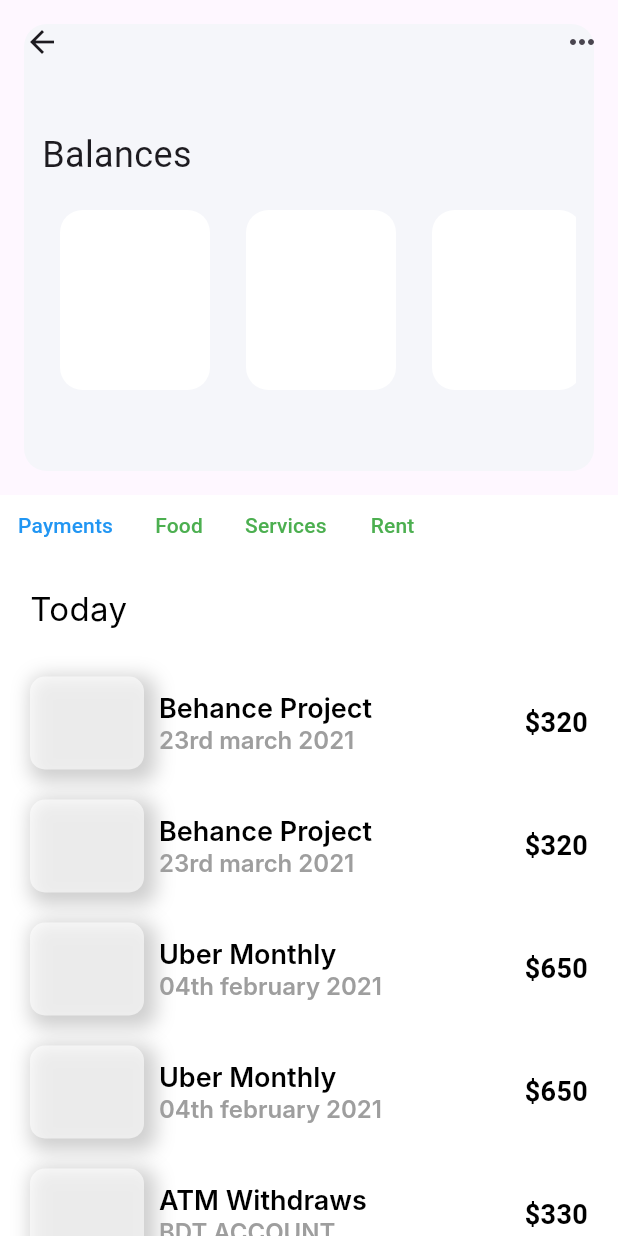
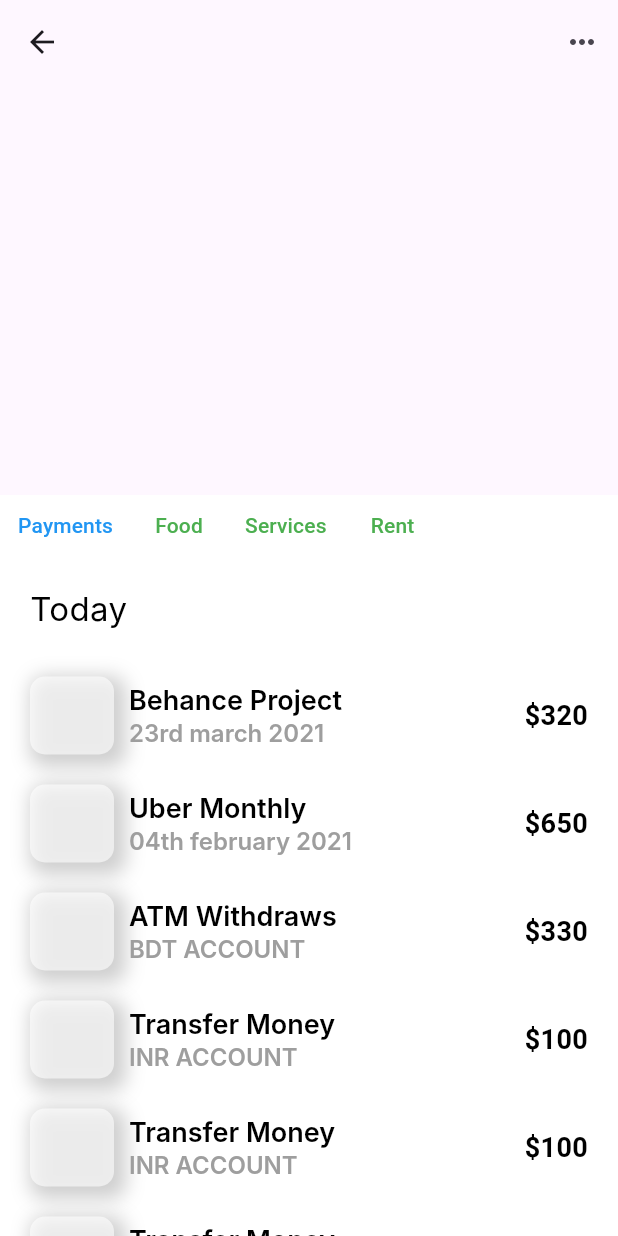
Before and after one commit to obidkhandev/practise, a Flutter app: the screen it shows after launch, on a phone screen of 412 x 824 dp. Run offline on Flutter 3.47's test engine with Material 3 defaults, Android fonts, the phone set to English and light mode, and no system bars; Roboto replaces fonts that are missing (Inter).

Commit message:
some change

```diff
--- a/lib/main.dart
+++ b/lib/main.dart
@@ -30,8 +30,6 @@ class HomePage extends StatefulWidget {
 
 List<String> itemName = [
   "Behance Project",
-  "Behance Project",
-  "Uber Monthly",
   "Uber Monthly",
   "ATM Withdraws",
   "Transfer Money",
@@ -41,8 +39,6 @@ List<String> itemName = [
 
 List<String> itemMoney = [
   "\$320",
-  "\$320",
-  "\$650",
   "\$650",
   "\$330",
   "\$100",
@@ -51,8 +47,6 @@ List<String> itemMoney = [
 ];
 List<String> itemDate = [
   "23rd march 2021",
-  "23rd march 2021",
-  "04th february 2021",
   "04th february 2021",
   "BDT ACCOUNT",
   "INR ACCOUNT",
@@ -81,43 +75,43 @@ class _HomePageState extends State<HomePage> {
               ),
             ],
             // backgroundColor:
-            flexibleSpace: FlexibleSpaceBar(
-              background: Container(
-                padding: EdgeInsets.only(top: 70, left: 12, right: 12),
-                margin: EdgeInsets.all(16),
-                decoration: BoxDecoration(
-                    color: Color(0xffF5F6FA),
-                    borderRadius: BorderRadius.circular(15)),
-                child: Column(
-                  crossAxisAlignment: CrossAxisAlignment.start,
-                  children: [
-                    Text(
-                      "Balances",
-                      style: TextStyle(fontSize: 24),
-                    ),
-                    SizedBox(height: 20),
-                    SizedBox(
-                      height: 120,
-                      width: double.infinity,
-                      child: ListView.builder(
-                          itemCount: 4,
-                          scrollDirection: Axis.horizontal,
-                          itemBuilder: (context, index) {
-                            return Container(
-                              height: 120,
-                              width: 100,
-                              margin: EdgeInsets.symmetric(horizontal: 12),
-                              decoration: BoxDecoration(
-                                color: Colors.white,
-                                borderRadius: BorderRadius.circular(15),
-                              ),
-                            );
-                          }),
-                    ),
-                  ],
-                ),
-              ),
-            ),
+            // flexibleSpace: FlexibleSpaceBar(
+            //   background: Container(
+            //     padding: EdgeInsets.only(top: 70, left: 12, right: 12),
+            //     margin: EdgeInsets.all(16),
+            //     decoration: BoxDecoration(
+            //         color: Color(0xffF5F6FA),
+            //         borderRadius: BorderRadius.circular(15)),
+            //     child: Column(
+            //       crossAxisAlignment: CrossAxisAlignment.start,
+            //       children: [
+            //         Text(
+            //           "Balances",
+            //           style: TextStyle(fontSize: 24),
+            //         ),
+            //         SizedBox(height: 20),
+            //         SizedBox(
+            //           height: 120,
+            //           width: double.infinity,
+            //           child: ListView.builder(
+            //               itemCount: 4,
+            //               scrollDirection: Axis.horizontal,
+            //               itemBuilder: (context, index) {
+            //                 return Container(
+            //                   height: 120,
+            //                   width: 100,
+            //                   margin: EdgeInsets.symmetric(horizontal: 12),
+            //                   decoration: BoxDecoration(
+            //                     color: Colors.white,
+            //                     borderRadius: BorderRadius.circular(15),
+            //                   ),
+            //                 );
+            //               }),
+            //         ),
+            //       ],
+            //     ),
+            //   ),
+            // ),
           ),
           SliverPersistentHeader(
             pinned: true,
@@ -138,8 +132,8 @@ class _HomePageState extends State<HomePage> {
                   child: Row(
                     children: [
                       Container(
-                        height: 62,
-                        width: 76,
+                        height: 52,
+                        width: 56,
                         decoration: BoxDecoration(
                             color: Colors.white60,
                             borderRadius: BorderRadius.circular(10),
```
